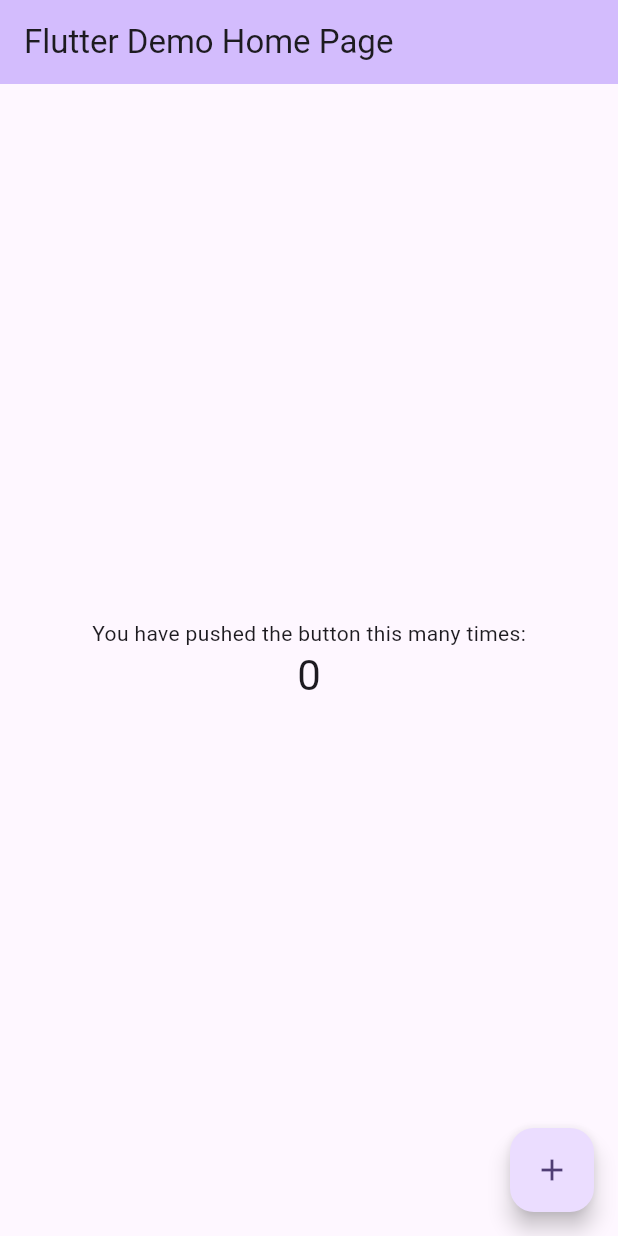
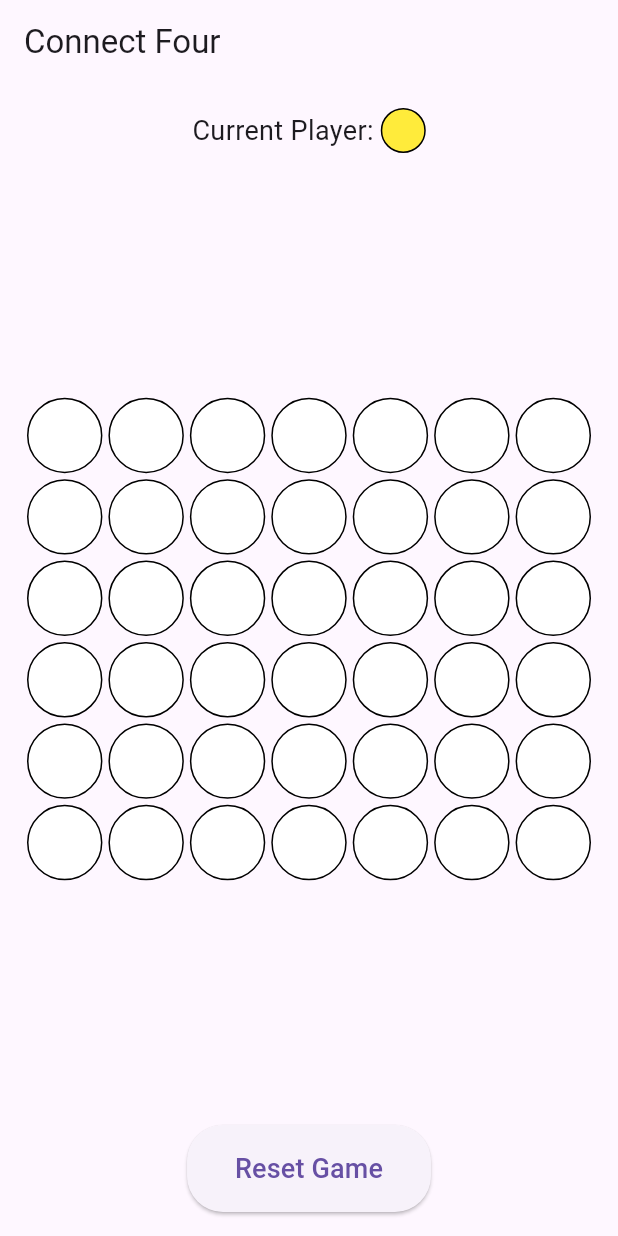
Before and after one commit to binaerverkehr/connect_four_test, a Flutter app: the screen it shows after launch, on a phone screen of 412 x 824 dp. Run offline on Flutter 3.47's test engine with Material 3 defaults, Android fonts, the light colour scheme and no system bars.

Commit message:
Improved ui

```diff
--- a/lib/main.dart
+++ b/lib/main.dart
@@ -1,68 +1,156 @@
+import 'package:connect_four_test/models/board.dart';
+import 'package:connect_four_test/models/game.dart';
+import 'package:connect_four_test/models/player.dart';
 import 'package:flutter/material.dart';
 
 void main() {
-  runApp(const MyApp());
+  runApp(const ConnectFourApp());
 }
 
-class MyApp extends StatelessWidget {
-  const MyApp({super.key});
+class ConnectFourApp extends StatelessWidget {
+  const ConnectFourApp({super.key});
 
   @override
   Widget build(BuildContext context) {
     return MaterialApp(
-      title: 'Flutter Demo',
-      theme: ThemeData(
-        colorScheme: ColorScheme.fromSeed(seedColor: Colors.deepPurple),
-        useMaterial3: true,
-      ),
-      home: const MyHomePage(title: 'Flutter Demo Home Page'),
+      title: 'Connect Four',
+      theme: ThemeData(primarySwatch: Colors.blue),
+      home: const GameScreen(),
     );
   }
 }
 
-class MyHomePage extends StatefulWidget {
-  const MyHomePage({super.key, required this.title});
-
-  final String title;
+class GameScreen extends StatefulWidget {
+  const GameScreen({super.key});
 
   @override
-  State<MyHomePage> createState() => _MyHomePageState();
+  State<GameScreen> createState() => _GameScreenState();
 }
 
-class _MyHomePageState extends State<MyHomePage> {
-  int _counter = 0;
+class _GameScreenState extends State<GameScreen> {
+  late Game game;
 
-  void _incrementCounter() {
+  @override
+  void initState() {
+    super.initState();
+    game = Game(board: Board(rows: 6, columns: 7));
+  }
+
+  void resetGame() {
     setState(() {
-      _counter++;
+      game = Game(board: Board(rows: 6, columns: 7));
     });
+  }
+
+  Widget buildPlayerToken(Player player, double size) {
+    return Container(
+      width: size,
+      height: size,
+      decoration: BoxDecoration(
+        shape: BoxShape.circle,
+        color: player == Player.yellow ? Colors.yellow : Colors.red,
+        border: Border.all(color: Colors.black),
+      ),
+    );
   }
 
   @override
   Widget build(BuildContext context) {
     return Scaffold(
-      appBar: AppBar(
-        backgroundColor: Theme.of(context).colorScheme.inversePrimary,
-        title: Text(widget.title),
+      appBar: AppBar(title: const Text('Connect Four')),
+      body: SafeArea(
+        child: LayoutBuilder(
+          builder: (BuildContext context, BoxConstraints constraints) {
+            return SingleChildScrollView(
+              child: ConstrainedBox(
+                constraints: BoxConstraints(minHeight: constraints.maxHeight),
+                child: IntrinsicHeight(
+                  child: Padding(
+                    padding: const EdgeInsets.all(16.0),
+                    child: Column(
+                      mainAxisAlignment: MainAxisAlignment.spaceBetween,
+                      children: [
+                        Row(
+                          mainAxisAlignment: MainAxisAlignment.center,
+                          children: [
+                            if (game.winner == null && !game.isDraw)
+                              const Text('Current Player: ', style: TextStyle(fontSize: 18)),
+                            if (game.winner != null)
+                              Text(
+                                'Player ${game.winner == Player.yellow ? "Yellow" : "Red"} wins! ',
+                                style: const TextStyle(fontSize: 18),
                               ),
-      body: Center(
-        child: Column(
-          mainAxisAlignment: MainAxisAlignment.center,
-          children: <Widget>[
+                            if (game.isDraw)
                               const Text(
-              'You have pushed the button this many times:',
+                                'It\'s a draw!',
+                                style: TextStyle(fontSize: 18),
                               ),
-            Text(
-              '$_counter',
-              style: Theme.of(context).textTheme.headlineMedium,
+                            buildPlayerToken(game.winner ?? game.currentPlayer, 30),
+                          ],
+                        ),
+                        const SizedBox(height: 20),
+                        AspectRatio(
+                          aspectRatio: 7 / 6,
+                          child: GridView.builder(
+                            physics: const NeverScrollableScrollPhysics(),
+                            gridDelegate: SliverGridDelegateWithFixedCrossAxisCount(
+                              crossAxisCount: game.board.columns,
+                            ),
+                            itemCount: game.board.rows * game.board.columns,
+                            itemBuilder: (context, index) {
+                              int row = index ~/ game.board.columns;
+                              int col = index % game.board.columns;
+                              return GestureDetector(
+                                onTap: () {
+                                  if (game.winner == null && !game.isDraw) {
+                                    setState(() {
+                                      game.makeMove(col);
+                                    });
+                                  }
+                                },
+                                child: Container(
+                                  margin: const EdgeInsets.all(2),
+                                  decoration: BoxDecoration(
+                                    shape: BoxShape.circle,
+                                    color: game.board.getCell(row, col) == Player.yellow
+                                        ? Colors.yellow
+                                        : game.board.getCell(row, col) == Player.red
+                                            ? Colors.red
+                                            : Colors.white,
+                                    border: Border.all(color: Colors.black),
+                                  ),
+                                ),
+                              );
+                            },
+                          ),
+                        ),
+                        const SizedBox(height: 20),
+                        Column(
+                          mainAxisSize: MainAxisSize.min,
+                          children: [
+                            ElevatedButton(
+                              onPressed: resetGame,
+                              style: ElevatedButton.styleFrom(
+                                padding: const EdgeInsets.symmetric(horizontal: 32, vertical: 16),
+                                shape: RoundedRectangleBorder(
+                                  borderRadius: BorderRadius.circular(24.0),
+                                ),
+                              ),
+                              child: Text(
+                                game.winner != null || game.isDraw ? 'New Game' : 'Reset Game',
+                                style: const TextStyle(fontSize: 18),
+                              ),
+                            ),
+                          ],
                         ),
                       ],
                     ),
                   ),
-      floatingActionButton: FloatingActionButton(
-        onPressed: _incrementCounter,
-        tooltip: 'Increment',
-        child: const Icon(Icons.add),
+                ),
+              ),
+            );
+          },
+        ),
       ),
     );
   }
```
Lines whose indentation alone changed are shown as unchanged.
